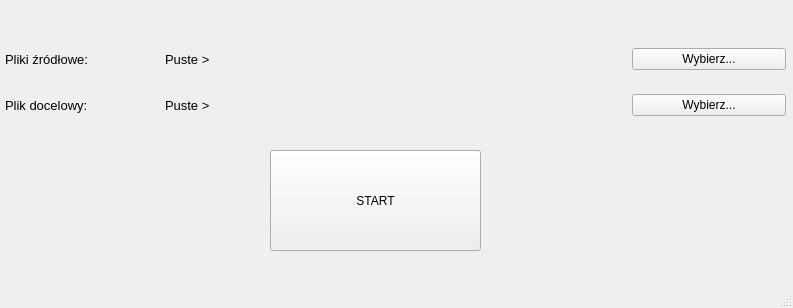
Old version of the form mainWindow.ui in the repository michalmalara/xls_joiner.
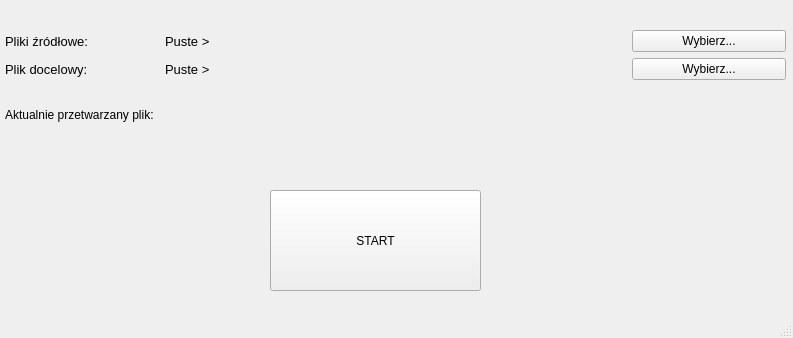
New version of the form.

Commit message: resizing blocked, progress bar and  monitoring for user added

The edit to the form file:
```diff
--- a/mainWindow.ui
+++ b/mainWindow.ui
@@ -7,7 +7,7 @@
     <x>0</x>
     <y>0</y>
     <width>793</width>
-    <height>308</height>
+    <height>338</height>
    </rect>
   </property>
   <property name="windowTitle">
@@ -20,7 +20,7 @@
       <x>0</x>
       <y>30</y>
       <width>791</width>
-      <height>104</height>
+      <height>114</height>
      </rect>
     </property>
     <layout class="QVBoxLayout" name="verticalLayout">
@@ -103,13 +103,31 @@
        </item>
       </layout>
      </item>
+     <item>
+      <layout class="QHBoxLayout" name="horizontalLayout_2" stretch="20,80">
+       <item>
+        <widget class="QLabel" name="label_2">
+         <property name="text">
+          <string>Aktualnie przetwarzany plik:</string>
+         </property>
+        </widget>
+       </item>
+       <item>
+        <widget class="QLabel" name="lblCurrentFile">
+         <property name="text">
+          <string/>
+         </property>
+        </widget>
+       </item>
+      </layout>
+     </item>
     </layout>
    </widget>
    <widget class="QPushButton" name="btnStart">
     <property name="geometry">
      <rect>
       <x>270</x>
-      <y>150</y>
+      <y>190</y>
       <width>211</width>
       <height>101</height>
      </rect>
```
Left out of the diff: 2 changed lines with no effect on the pictures. The commit also changes 1 other file.
